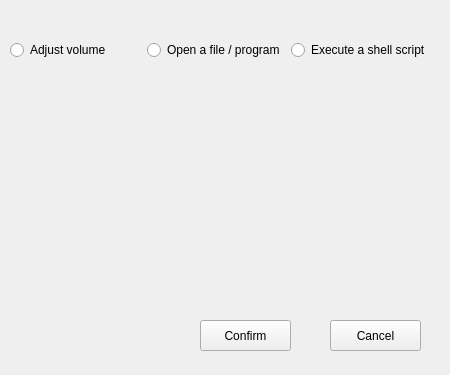
The window that action_widget_ui.ui (ITT-21SS-UR/assignment9-jl-9) describes before a commit, drawn with Qt 5.
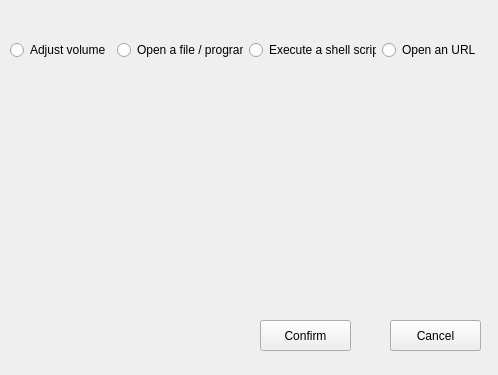
The same window after the commit.

Diff of the .ui file:
```diff
--- a/action_widget_ui.ui
+++ b/action_widget_ui.ui
@@ -6,7 +6,7 @@
    <rect>
     <x>0</x>
     <y>0</y>
-    <width>450</width>
+    <width>498</width>
     <height>375</height>
    </rect>
   </property>
@@ -18,7 +18,7 @@
     <rect>
      <x>10</x>
      <y>10</y>
-     <width>421</width>
+     <width>471</width>
      <height>81</height>
     </rect>
    </property>
@@ -30,13 +30,6 @@
       </property>
      </widget>
     </item>
-    <item row="0" column="1">
-     <widget class="QRadioButton" name="fileButton">
-      <property name="text">
-       <string>Open a file / program</string>
-      </property>
-     </widget>
-    </item>
     <item row="0" column="2">
      <widget class="QRadioButton" name="scriptButton">
       <property name="text">
@@ -44,6 +37,20 @@
       </property>
      </widget>
     </item>
+    <item row="0" column="1">
+     <widget class="QRadioButton" name="fileButton">
+      <property name="text">
+       <string>Open a file / program</string>
+      </property>
+     </widget>
+    </item>
+    <item row="0" column="3">
+     <widget class="QRadioButton" name="linkButton">
+      <property name="text">
+       <string>Open an URL</string>
+      </property>
+     </widget>
+    </item>
    </layout>
   </widget>
   <widget class="QWidget" name="verticalLayoutWidget">
@@ -51,7 +58,7 @@
     <rect>
      <x>10</x>
      <y>110</y>
-     <width>421</width>
+     <width>471</width>
      <height>181</height>
     </rect>
    </property>
@@ -60,7 +67,7 @@
   <widget class="QPushButton" name="cancelButton">
    <property name="geometry">
     <rect>
-     <x>330</x>
+     <x>390</x>
      <y>320</y>
      <width>91</width>
      <height>31</height>
@@ -73,7 +80,7 @@
   <widget class="QPushButton" name="confirmButton">
    <property name="geometry">
     <rect>
-     <x>200</x>
+     <x>260</x>
      <y>320</y>
      <width>91</width>
      <height>31</height>
```
